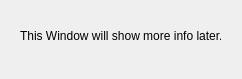
Qt form src/UserInterface/mainwindow.ui (alaineman/PowerGrid) before a commit.
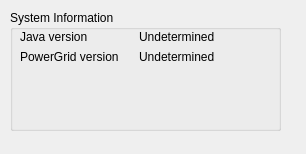
The same form after that commit. Icons and pictures are not drawn.

Commit message: Added PG and JVM version info to PowerGrid control panel.

What changed in the file:
```diff
--- a/src/UserInterface/mainwindow.ui
+++ b/src/UserInterface/mainwindow.ui
@@ -6,26 +6,81 @@
    <rect>
     <x>0</x>
     <y>0</y>
-    <width>242</width>
-    <height>79</height>
+    <width>306</width>
+    <height>154</height>
    </rect>
   </property>
+  <property name="sizePolicy">
+   <sizepolicy hsizetype="Fixed" vsizetype="Fixed">
+    <horstretch>0</horstretch>
+    <verstretch>0</verstretch>
+   </sizepolicy>
+  </property>
   <property name="windowTitle">
    <string>MainWindow</string>
   </property>
   <widget class="QWidget" name="centralwidget">
-   <widget class="QLabel" name="label">
+   <widget class="QGroupBox" name="groupBox">
     <property name="geometry">
      <rect>
-      <x>20</x>
+      <x>10</x>
       <y>10</y>
-      <width>201</width>
-      <height>51</height>
+      <width>271</width>
+      <height>121</height>
      </rect>
     </property>
-    <property name="text">
-     <string>This Window will show more info later...</string>
+    <property name="title">
+     <string>System Information</string>
     </property>
+    <widget class="QWidget" name="formLayoutWidget">
+     <property name="geometry">
+      <rect>
+       <x>10</x>
+       <y>20</y>
+       <width>251</width>
+       <height>91</height>
+      </rect>
+     </property>
+     <layout class="QFormLayout" name="formLayout">
+      <property name="fieldGrowthPolicy">
+       <enum>QFormLayout::AllNonFixedFieldsGrow</enum>
+      </property>
+      <property name="horizontalSpacing">
+       <number>20</number>
+      </property>
+      <item row="0" column="0">
+       <widget class="QLabel" name="jvmVersionLabel">
+        <property name="text">
+         <string>Java version</string>
+        </property>
+       </widget>
+      </item>
+      <item row="0" column="1">
+       <widget class="QLabel" name="jvmVersion">
+        <property name="text">
+         <string>Undetermined</string>
+        </property>
+        <property name="alignment">
+         <set>Qt::AlignLeading|Qt::AlignLeft|Qt::AlignVCenter</set>
+        </property>
+       </widget>
+      </item>
+      <item row="1" column="0">
+       <widget class="QLabel" name="pgVersionLabel">
+        <property name="text">
+         <string>PowerGrid version</string>
+        </property>
+       </widget>
+      </item>
+      <item row="1" column="1">
+       <widget class="QLabel" name="pgVersion">
+        <property name="text">
+         <string>Undetermined</string>
+        </property>
+       </widget>
+      </item>
+     </layout>
+    </widget>
    </widget>
   </widget>
  </widget>
```
Left out of the diff: 17 changed lines with no effect on the pictures. The commit also changes 7 other files.
